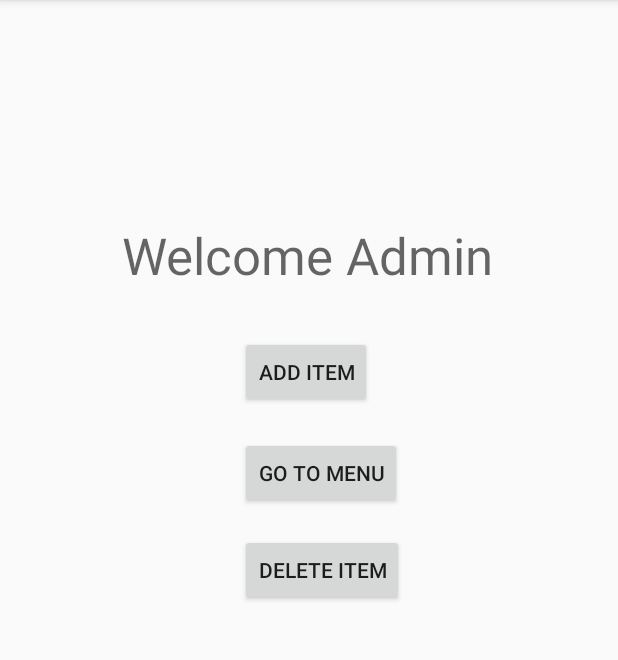
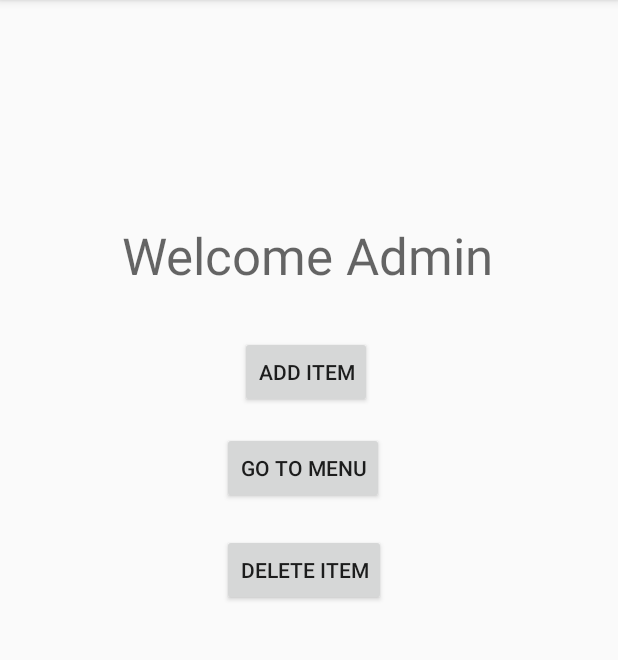
Before and after one commit to gilma0/My_Rest, an Android app: the AdminActivity screen opened directly, with no data from a screen before it, on a phone screen of 412 x 824 dp, the part 84-744 px from its top. Run offline under Robolectric (Android 15) with nearby library versions, the phone set to English and light mode, and no system bars; 1 statement that could not run was skipped.

Commit message:
little design change for admin activity

```diff
--- a/app/src/main/res/layout/activity_admin.xml
+++ b/app/src/main/res/layout/activity_admin.xml
@@ -21,9 +21,9 @@
         android:id="@+id/goToMenu"
         android:layout_width="wrap_content"
         android:layout_height="wrap_content"
-        android:layout_marginStart="160dp"
-        android:layout_marginLeft="160dp"
-        android:layout_marginTop="291dp"
+        android:layout_marginStart="148dp"
+        android:layout_marginLeft="148dp"
+        android:layout_marginTop="288dp"
         android:text="go to menu"
         app:layout_constraintStart_toStartOf="parent"
         app:layout_constraintTop_toTopOf="parent" />
@@ -44,8 +44,8 @@
         android:id="@+id/deleteItem"
         android:layout_width="wrap_content"
         android:layout_height="wrap_content"
-        android:layout_marginStart="160dp"
-        android:layout_marginLeft="160dp"
+        android:layout_marginStart="148dp"
+        android:layout_marginLeft="148dp"
         android:layout_marginTop="356dp"
         android:text="delete item"
         app:layout_constraintStart_toStartOf="parent"
```
